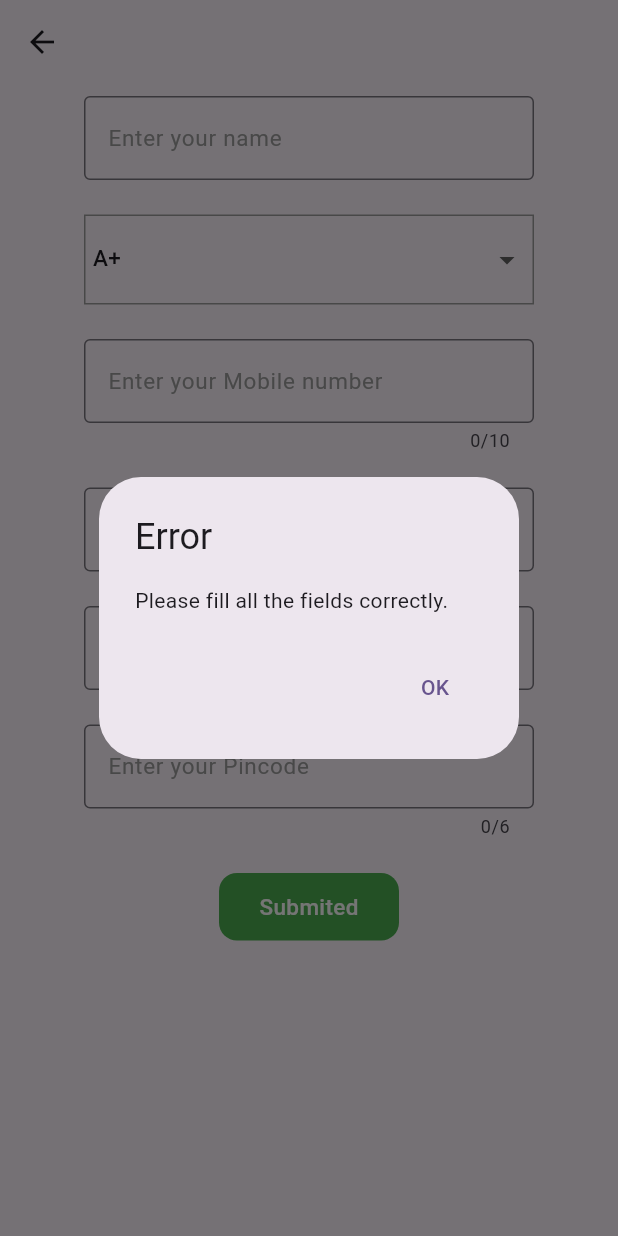
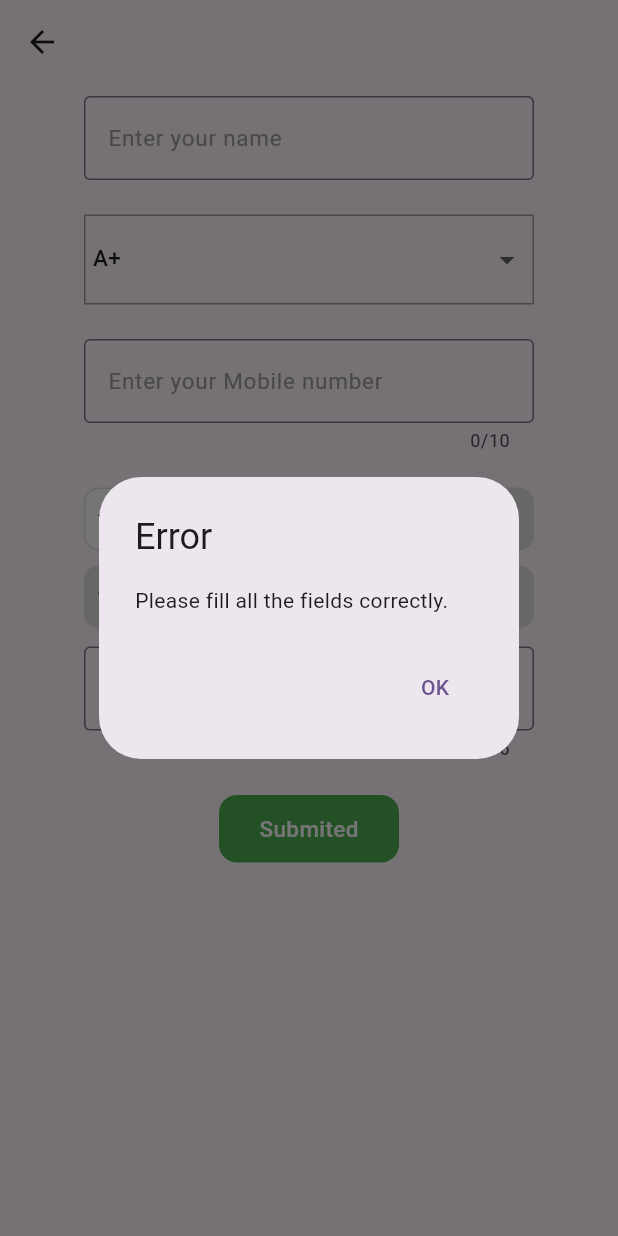
Before and after one commit to SatyabrataTechouts/blood-donate-app-flutter, a Flutter app: the RegisterBloodDonate screen opened directly, after a tap on "Submited", on a phone screen of 412 x 824 dp. Run offline on Flutter 3.47's test engine with Material 2 defaults, Android fonts, the phone set to English and light mode, and no system bars; drawn by our look-alikes of csc_picker; our stand-ins replace bloc, cloud_firestore, equatable, firebase_core, flutter_bloc, geocoding and 1 more; accounts and stored records are empty.

Commit message:
add select city components

```diff
--- a/lib/screens/register_blood_donate.dart
+++ b/lib/screens/register_blood_donate.dart
@@ -1,3 +1,4 @@
+import 'package:csc_picker/csc_picker.dart';
 import 'package:flutter/material.dart';
 import 'package:flutter_bloc/flutter_bloc.dart';
 import 'package:help_app/RegistredBloc/registered_bloc.dart';
@@ -30,8 +31,12 @@ var mobile = TextEditingController();
 class _RegisterBloodDonateState extends State<RegisterBloodDonate> {
   String dropdownValue = list.first;
   bool isError = true;
+  String countryValue = "";
+  String stateValue = "";
+  String cityValue = "";
   @override
   Widget build(BuildContext context) {
+    GlobalKey<CSCPickerState> _cscPickerKey = GlobalKey();
     var _valid;
     return Scaffold(
       appBar: AppBar(),
@@ -141,41 +146,103 @@ class _RegisterBloodDonateState extends State<RegisterBloodDonate> {
                     ),
                     Container(
                       width: 300,
-                      alignment: Alignment.center,
-                      child: Input(
-                        key: _valid,
-                        controller: district,
-                        validator: (value) {
-                          final bool dist = RegExp('^[A-Za-z\s]+\$').hasMatch(
-                            value.toString(),
-                          );
-                          if (!dist) {
-                            return "Enter valid district name";
-                          } else if (value == '') {
-                            return "Please Enter you district";
-                          }
-                          return null;
+                      margin: const EdgeInsets.only(
+                        bottom: 12,
+                      ),
+                      child: CSCPicker(
+                        ///Enable disable state dropdown [OPTIONAL PARAMETER]
+                        showStates: true,
+
+                        /// Enable disable city drop down [OPTIONAL PARAMETER]
+                        showCities: true,
+
+                        ///Enable (get flag with country name) / Disable (Disable flag) / ShowInDropdownOnly (display flag in dropdown only) [OPTIONAL PARAMETER]
+                        flagState: CountryFlag.DISABLE,
+
+                        ///Dropdown box decoration to style your dropdown selector [OPTIONAL PARAMETER] (USE with disabledDropdownDecoration)
+                        dropdownDecoration: BoxDecoration(
+                            borderRadius: BorderRadius.all(Radius.circular(10)),
+                            color: Colors.white,
+                            border: Border.all(
+                                color: Colors.grey.shade300, width: 1)),
+
+                        ///Disabled Dropdown box decoration to style your dropdown selector [OPTIONAL PARAMETER]  (USE with disabled dropdownDecoration)
+                        disabledDropdownDecoration: BoxDecoration(
+                            borderRadius: BorderRadius.all(Radius.circular(10)),
+                            color: Colors.grey.shade300,
+                            border: Border.all(
+                                color: Colors.grey.shade300, width: 1)),
+
+                        ///placeholders for dropdown search field
+                        countrySearchPlaceholder: "Country",
+                        stateSearchPlaceholder: "State",
+                        citySearchPlaceholder: "City",
+
+                        ///labels for dropdown
+                        countryDropdownLabel: "*Country",
+                        stateDropdownLabel: "*State",
+                        cityDropdownLabel: "*City",
+
+                        ///Default Country
+                        //defaultCountry: CscCountry.India,
+
+                        ///Disable country dropdown (Note: use it with default country)
+                        //disableCountry: true,
+
+                        ///Country Filter [OPTIONAL PARAMETER]
+                        countryFilter: [
+                          CscCountry.India,
+                          CscCountry.United_States,
+                          CscCountry.Canada
+                        ],
+
+                        ///selected item style [OPTIONAL PARAMETER]
+                        selectedItemStyle: TextStyle(
+                          color: Colors.black,
+                          fontSize: 14,
+                        ),
+
+                        ///DropdownDialog Heading style [OPTIONAL PARAMETER]
+                        dropdownHeadingStyle: TextStyle(
+                            color: Colors.black,
+                            fontSize: 17,
+                            fontWeight: FontWeight.bold),
+
+                        ///DropdownDialog Item style [OPTIONAL PARAMETER]
+                        dropdownItemStyle: TextStyle(
+                          color: Colors.black,
+                          fontSize: 14,
+                        ),
+
+                        ///Dialog box radius [OPTIONAL PARAMETER]
+                        dropdownDialogRadius: 10.0,
+
+                        ///Search bar radius [OPTIONAL PARAMETER]
+                        searchBarRadius: 10.0,
+
+                        ///triggers once country selected in dropdown
+                        onCountryChanged: (value) {
+                          setState(() {
+                            ///store value in country variable
+                            countryValue = value;
+                          });
                         },
-                        placeholder: "Enter your District",
-                      ),
-                    ),
-                    Container(
-                      width: 300,
-                      alignment: Alignment.center,
-                      child: Input(
-                        controller: state,
-                        validator: (value) {
-                          final validState =
-                              RegExp("^[A-Za-z\s]+(?:\s[A-Za-z\s]+)?\$")
-                                  .hasMatch(value.toString());
-                          if (!validState) {
-                            return "Enter valid State";
-                          } else if (value == '') {
-                            return "Cant be Empty";
-                          }
-                          return null;
+
+                        ///triggers once state selected in dropdown
+                        onStateChanged: (value) {
+                          setState(() {
+                            ///store value in state variable
+                            stateValue = value.toString();
+                          });
                         },
-                        placeholder: "Enter your State",
+
+                        ///triggers once city selected in dropdown
+                        onCityChanged: (value) {
+                          setState(() {
+                            ///store value in city variable
+                            cityValue = value.toString();
+                          });
+                        },
                       ),
                     ),
                     Container(
@@ -204,11 +271,15 @@ class _RegisterBloodDonateState extends State<RegisterBloodDonate> {
                       radius: 12,
                       textColor: Colors.white,
                       onTap: () {
-                        if (validateForm()) {
+                        print("city${cityValue.length},${validateForm()}");
+                        if (validateForm() &&
+                            cityValue.isNotEmpty &&
+                            stateValue.length > 0 &&
+                            countryValue.length > 0) {
                           RegistredUser user = RegistredUser(
                             name: name.text,
                             bloodGroup: dropdownValue,
-                            state: state.text,
+                            state: stateValue,
                             pinCode: pin.text,
                             mobileNumber: mobile.text,
                           );
@@ -244,13 +315,12 @@ class _RegisterBloodDonateState extends State<RegisterBloodDonate> {
 bool validateForm() {
   // Perform validation for each form field
   final bool nameValid = RegExp(r"[A-Za-z]").hasMatch(name.text);
-  final bool mobileValid = RegExp(r'^[6-9]\d{9}$').hasMatch(mobile.text);
-  final bool districtValid = RegExp(r'^[A-Za-z\s]+$').hasMatch(district.text);
-  final bool stateValid =
-      RegExp(r'^[A-Za-z\s]+(?:\s[A-Za-z\s]+)?$').hasMatch(state.text);
+  final bool mobileValid = RegExp(r"^[6-9]\d{9}$").hasMatch(mobile.text);
+  // final bool districtValid = cityValue.isNotEmpty;
+  // final bool stateValid = stateValue.isNotEmpty;
   final bool pinValid = pin.text.length == 6;
 
-  return nameValid && mobileValid && districtValid && stateValid && pinValid;
+  return nameValid && mobileValid && pinValid;
 }
 
 void showPopup(BuildContext context, String message) {
```
